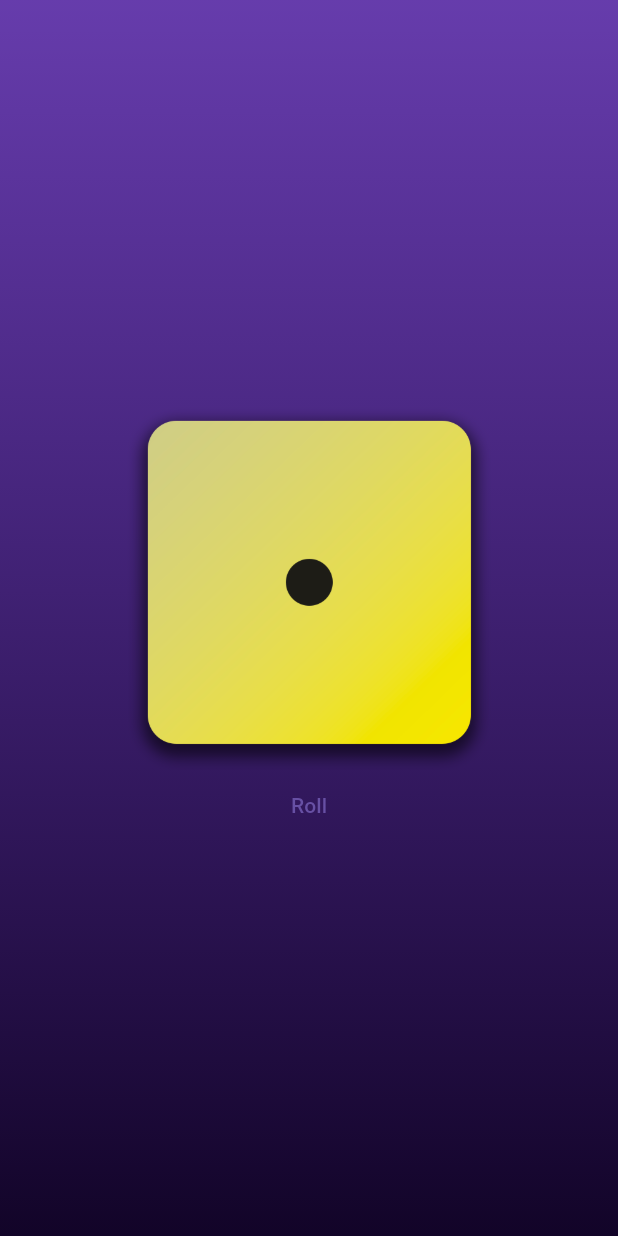
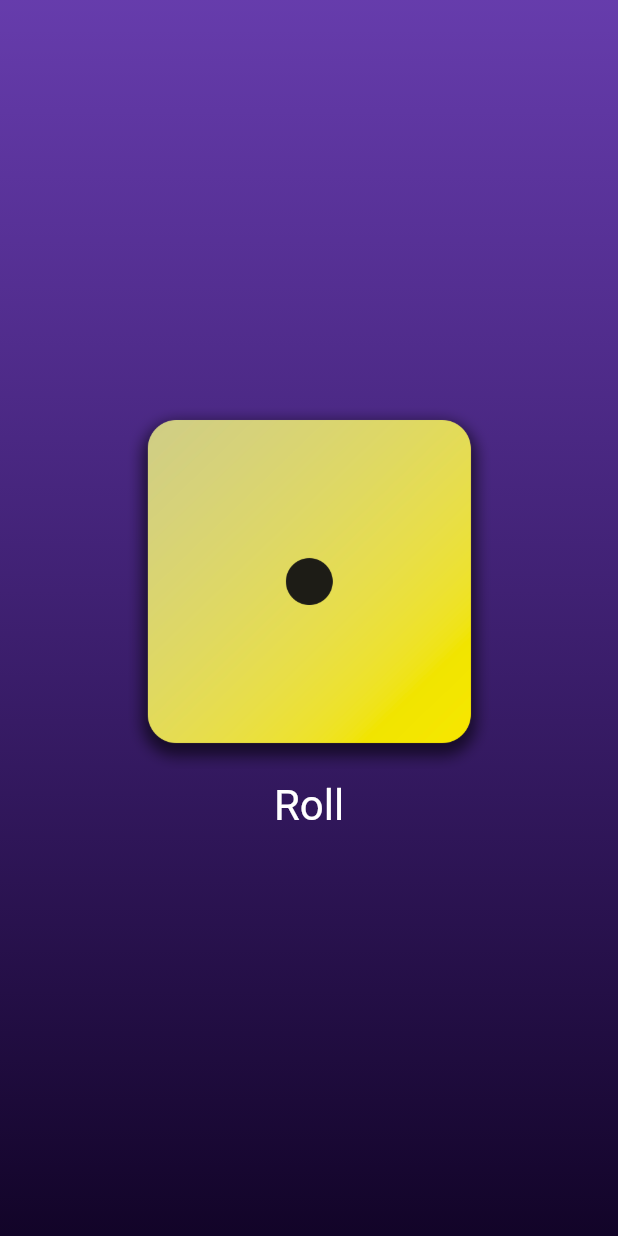
Before and after one commit to imrojhimal/flutter-first-app, a Flutter app: the screen it shows after launch, on a phone screen of 412 x 824 dp. Run offline on Flutter 3.47's test engine with Material 3 defaults, Android fonts, the phone set to English and light mode, and no system bars.

```diff
--- a/lib/gradient_container.dart
+++ b/lib/gradient_container.dart
@@ -28,7 +28,13 @@ class GradientContainer extends StatelessWidget{
               Image.asset('assets/images/dice-1.png',
             width: 250,),
             TextButton(
-              onPressed:rollDice, child:const Text('Roll'))
+              onPressed:rollDice,
+              style: TextButton.styleFrom(
+                foregroundColor: Colors.white,
+                textStyle: const TextStyle(
+                  fontSize: 28,
+                )),
+              child:const Text('Roll'))
 
             ])
             ,
```
